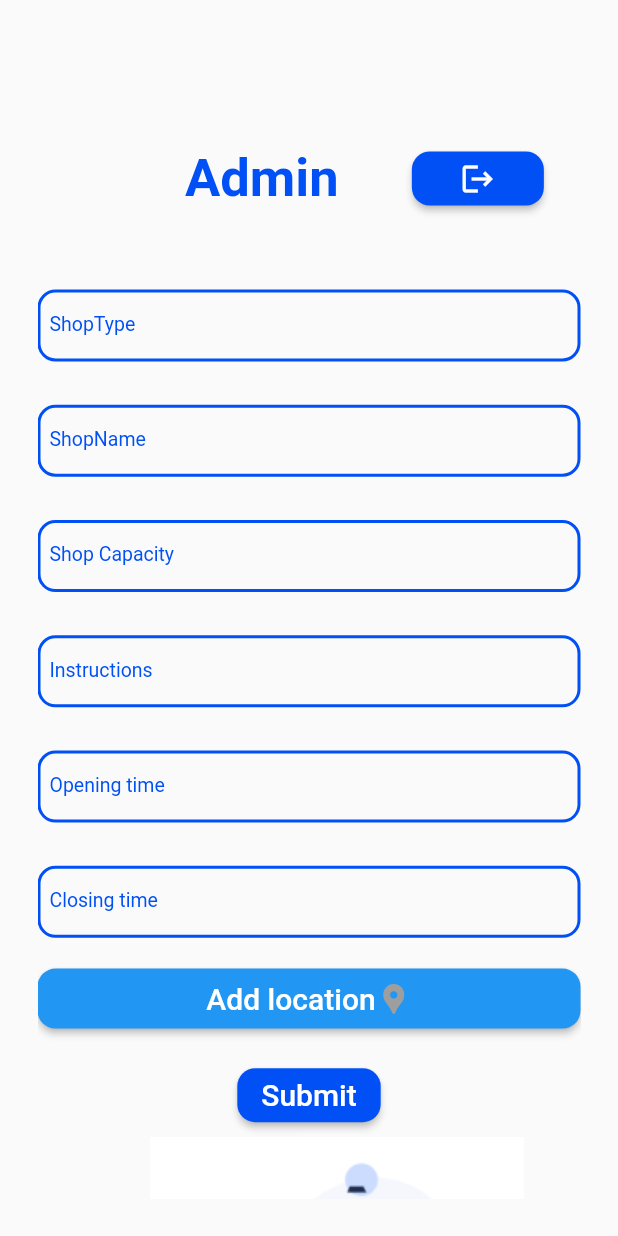
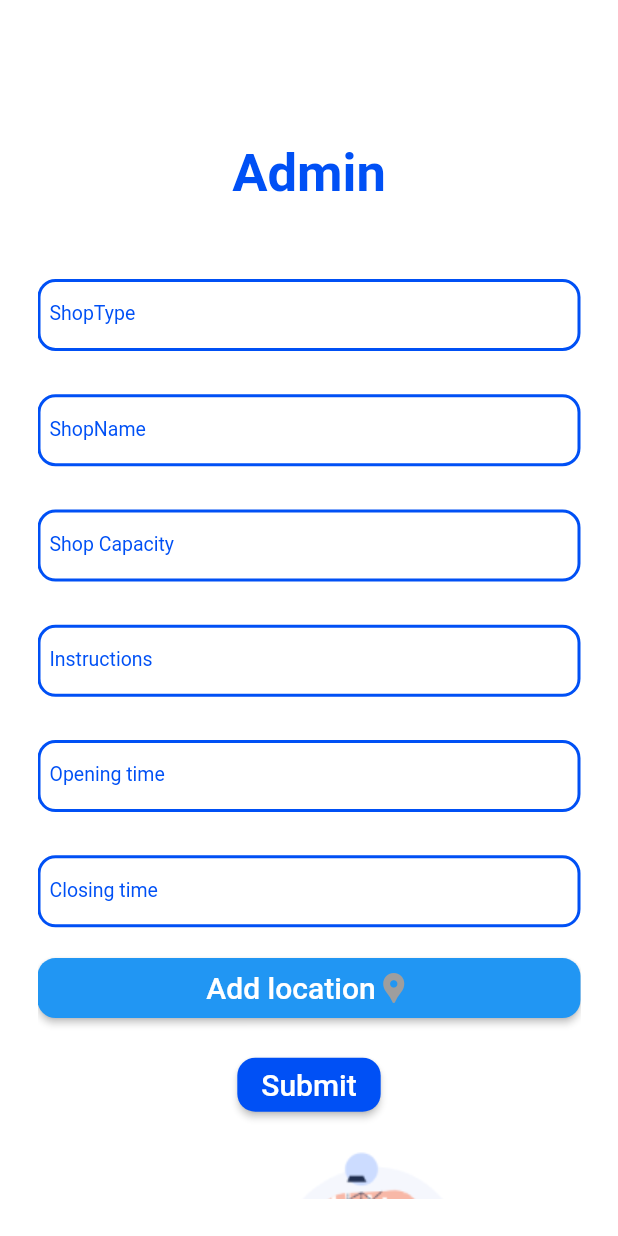
Before and after one commit to GeethKuldeep/Mazk_app, a Flutter app: the HomePage1 screen opened directly, on a phone screen of 412 x 824 dp. Run offline on Flutter 3.47's test engine with Material 2 defaults, Android fonts, the phone set to English and light mode, and no system bars; our stand-ins replace cloud_firestore, firebase_auth, firebase_core, geolocator, google_maps_flutter, syncfusion_flutter_charts; accounts and stored records are empty.

Commit message:
HomePage1 page updated✨

```diff
--- a/lib/screens/Homepage1.dart
+++ b/lib/screens/Homepage1.dart
@@ -3,6 +3,7 @@ import 'package:firebase_auth/firebase_auth.dart';
 import 'package:flutter/material.dart';
 import 'package:geolocator/geolocator.dart';
 import 'package:google_maps_flutter/google_maps_flutter.dart';
+import 'package:vibranium/screens/dashboard.dart';
 
 import '../LandingPage.dart';
 
@@ -35,8 +36,9 @@ String get _Instruction1 => _Instruction1Controller.text;
 String get _Openingtime => _OpeningtimeController.text;
 String get _Closingtime => _ClosingtimeController.text;
 final firestoreInstance = FirebaseFirestore.instance;
+
+LatLng center;
 final _auth = FirebaseAuth.instance;
-LatLng center;
 
 
 
@@ -46,6 +48,7 @@ class _HomePage1State extends State<HomePage1> {
     await _auth.signOut();
     Navigator.pushReplacementNamed(context, LandingPage.id);
   }
+
   _submit()async{
     await firestoreInstance
         .collection('Vendors')
@@ -57,10 +60,11 @@ class _HomePage1State extends State<HomePage1> {
       'ShopType' :_shoptype,
       'Timings':FieldValue.arrayUnion([_Openingtime,_Closingtime]),
       'Location':FieldValue.arrayUnion([center.latitude,center.longitude]),
-      'Current_strength':50,
+      'Current_strength':75,
       'LocatedIN':_shoptypename,
-
-
+      'CreatedBY':_auth.currentUser.uid,
+      'Added':'false',
+      'Safest_time':"1:30PM"
 
     });
     ScaffoldMessenger.of(context).showSnackBar(
@@ -68,6 +72,7 @@ class _HomePage1State extends State<HomePage1> {
         content: const Text('Your Data has been submitted'),
       ),
     );
+    Navigator.pushReplacement(context, MaterialPageRoute(builder: (context) =>Dashboard()));
   }
   void _getUserLocation() async {
     Position position = await Geolocator().getCurrentPosition(desiredAccuracy: LocationAccuracy.high);
@@ -78,6 +83,7 @@ class _HomePage1State extends State<HomePage1> {
       print("hello1");
     });
   }
+
   void _shoptypeEditingComplete() {
     FocusScope.of(context).requestFocus(_shoptypenameFocusNode);
   }
@@ -110,24 +116,13 @@ class _HomePage1State extends State<HomePage1> {
                 height: 70,
               ),
               Row(
-                mainAxisAlignment: MainAxisAlignment.spaceAround,
+                mainAxisAlignment: MainAxisAlignment.center,
                 children: [
-                  SizedBox(width: 25,),
                   Text("Admin",
                       style: TextStyle(
                           fontSize: 35,
                           fontWeight: FontWeight.bold,
                           color: color1)),
-                  RaisedButton(
-                      child: Icon(Icons.logout,color: Colors.white,),
-                      shape: RoundedRectangleBorder(
-                        borderRadius: BorderRadius.circular(12.0),
-                      ),
-                      color: color1,
-                      onPressed: () {
-
-                        signout();
-                      }),
                 ],
               ),
               SizedBox(
@@ -556,6 +551,7 @@ class _HomePage1State extends State<HomePage1> {
           ),
         ),
       ),
+      backgroundColor: Colors.white,
     );
   }
 }
```
Lines whose indentation alone changed are shown as unchanged.
